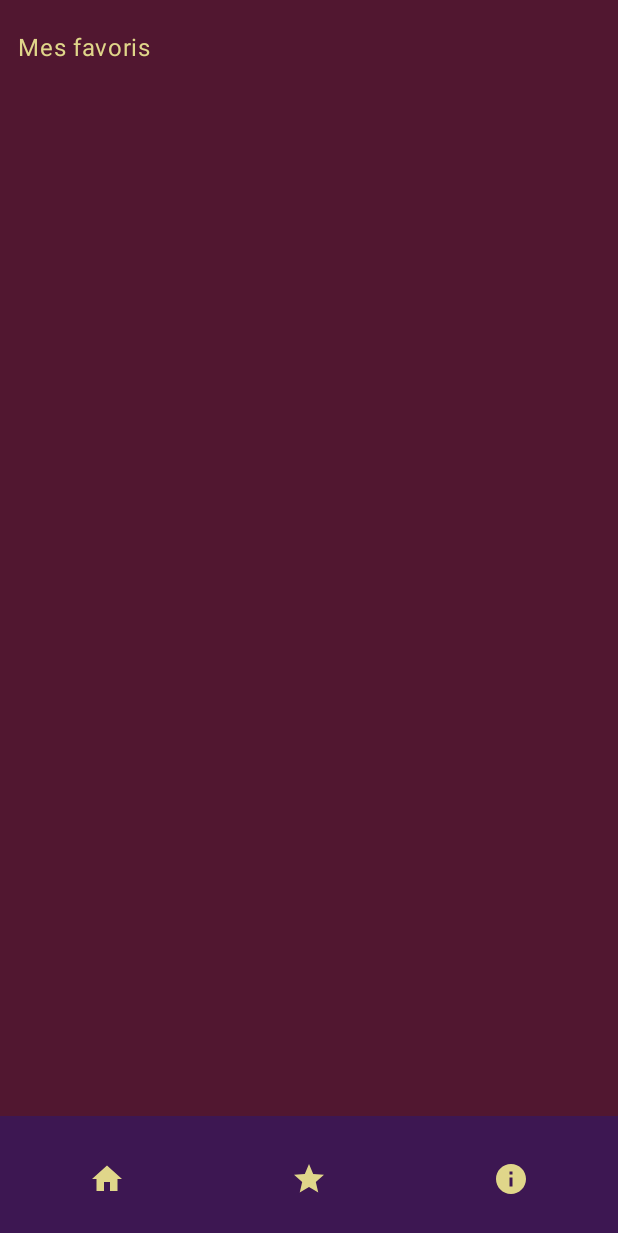
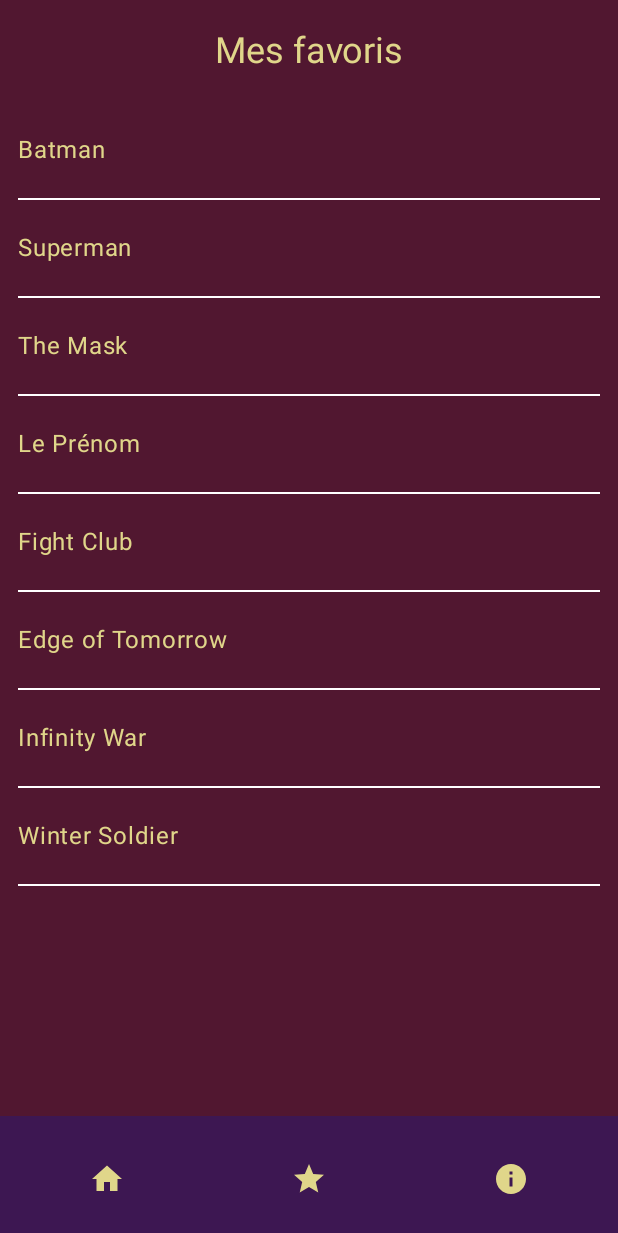
Before and after one commit to Yoogo9z/applimobilefilmprojet, an Android app built with Jetpack Compose: the @Preview function MoviePreview, on a phone screen of 412 x 824 dp. Shown: the top 1233 px of the screen. Run offline under Robolectric (Android 15) with nearby library versions, the phone set to English and light mode, and no system bars.

```diff
--- a/app/build.gradle.kts
+++ b/app/build.gradle.kts
@@ -70,6 +70,6 @@ dependencies {
     androidTestImplementation(libs.androidx.ui.test.junit4)
     debugImplementation(libs.androidx.ui.tooling)
     debugImplementation(libs.androidx.ui.test.manifest)
-
-
+    implementation("com.squareup.retrofit2:retrofit:2.9.0")
+    implementation("com.squareup.retrofit2:converter-gson:2.9.0")
 }
--- a/app/src/main/java/com/example/applimobilefilm/GestionActivity.kt
+++ b/app/src/main/java/com/example/applimobilefilm/GestionActivity.kt
@@ -4,24 +4,31 @@ import android.os.Bundle
 import androidx.activity.enableEdgeToEdge
 import androidx.appcompat.app.AppCompatActivity
 import androidx.compose.foundation.background
+import androidx.compose.foundation.border
 import androidx.compose.foundation.layout.Box
 import androidx.compose.foundation.layout.Column
+import androidx.compose.foundation.layout.Spacer
 import androidx.compose.foundation.layout.fillMaxHeight
 import androidx.compose.foundation.layout.fillMaxSize
 import androidx.compose.foundation.layout.fillMaxWidth
+import androidx.compose.foundation.layout.height
 import androidx.compose.foundation.layout.padding
 import androidx.compose.material3.Scaffold
 import androidx.compose.material3.Text
 import androidx.compose.runtime.Composable
+import androidx.compose.ui.Alignment
 import androidx.compose.ui.Modifier
 import androidx.compose.ui.graphics.Color
-import androidx.compose.ui.platform.LocalContext
+import androidx.compose.ui.graphics.RectangleShape
+import androidx.compose.ui.graphics.Shape
 import androidx.compose.ui.tooling.preview.Preview
 import androidx.compose.ui.unit.dp
+import androidx.compose.ui.unit.sp
 import androidx.core.view.ViewCompat
 import androidx.core.view.WindowInsetsCompat
 import com.example.applimobilefilm.components.BottomBar
 import com.example.applimobilefilm.ui.theme.ApplimobilefilmTheme
+import java.time.format.TextStyle
 
 class GestionActivity : AppCompatActivity() {
     override fun onCreate(savedInstanceState: Bundle?) {
@@ -53,9 +60,107 @@ fun Favoris(modifier: Modifier = Modifier) {
             ) {
                 Text(
                     modifier = Modifier
-                        .padding(top = 20.dp),
+                        .padding(top = 20.dp, bottom = 20.dp)
+                        .align(Alignment.CenterHorizontally),
+                    style = androidx.compose.ui.text.TextStyle(fontSize = 24.sp),
                     text = "Mes favoris",
                     color = Color(0xFFE0D68A)
+                )
+                Text(
+                    modifier = Modifier
+                        .padding(top = 20.dp, bottom = 20.dp),
+                    text = "Batman",
+                    color = Color(0xFFE0D68A)
+                )
+                Spacer(
+                    modifier = Modifier
+                        .height(1.dp)
+                        .fillMaxWidth()
+                        .background(color = Color.White)
+                )
+                Text(
+                    modifier = Modifier
+                        .padding(top = 20.dp, bottom = 20.dp),
+                    text = "Superman",
+                    color = Color(0xFFE0D68A)
+                )
+                Spacer(
+                    modifier = Modifier
+                        .height(1.dp)
+                        .fillMaxWidth()
+                        .background(color = Color.White)
+                )
+                Text(
+                    modifier = Modifier
+                        .padding(top = 20.dp, bottom = 20.dp),
+                    text = "The Mask",
+                    color = Color(0xFFE0D68A)
+                )
+                Spacer(
+                    modifier = Modifier
+                        .height(1.dp)
+                        .fillMaxWidth()
+                        .background(color = Color.White)
+                )
+                Text(
+                    modifier = Modifier
+                        .padding(top = 20.dp, bottom = 20.dp),
+                    text = "Le Prénom",
+                    color = Color(0xFFE0D68A)
+                )
+                Spacer(
+                    modifier = Modifier
+                        .height(1.dp)
+                        .fillMaxWidth()
+                        .background(color = Color.White)
+                )
+                Text(
+                    modifier = Modifier
+                        .padding(top = 20.dp, bottom = 20.dp),
+                    text = "Fight Club",
+                    color = Color(0xFFE0D68A)
+                )
+                Spacer(
+                    modifier = Modifier
+                        .height(1.dp)
+                        .fillMaxWidth()
+                        .background(color = Color.White)
+                )
+                Text(
+                    modifier = Modifier
+                        .padding(top = 20.dp, bottom = 20.dp),
+                    text = "Edge of Tomorrow",
+                    color = Color(0xFFE0D68A)
+                )
+                Spacer(
+                    modifier = Modifier
+                        .height(1.dp)
+                        .fillMaxWidth()
+                        .background(color = Color.White)
+                )
+                Text(
+                    modifier = Modifier
+                        .padding(top = 20.dp, bottom = 20.dp),
+                    text = "Infinity War",
+                    color = Color(0xFFE0D68A)
+                )
+                Spacer(
+                    modifier = Modifier
+                        .height(1.dp)
+                        .fillMaxWidth()
+                        .background(color = Color.White)
+                )
+                Text(
+                    modifier = Modifier
+                        .padding(top = 20.dp, bottom = 20.dp),
+                    text = "Winter Soldier",
+                    color = Color(0xFFE0D68A)
+                )
+                Spacer(
+                    modifier = Modifier
+                        .height(1.dp)
+                        .fillMaxWidth()
+                        .background(color = Color.White)
                 )
             }
         }
@@ -64,7 +169,7 @@ fun Favoris(modifier: Modifier = Modifier) {
 
 @Composable
 fun MoviePreviewContent(onHomeClick: () -> Unit, onStarClick: () -> Unit) {
-    val context = LocalContext.current
+//    val context = LocalContext.current
     ApplimobilefilmTheme {
         Scaffold(
             bottomBar = {
--- /dev/null
+++ b/app/src/main/java/com/example/applimobilefilm/domaine/model/Movie.kt
@@ -0,0 +1,6 @@
+//package com.example.applimobilefilm.domaine.model
+//
+//data class Movie {
+//    val id : Int
+//    val quotes : List<Movie>
+//}
--- /dev/null
+++ b/app/src/main/java/com/example/applimobilefilm/domaine/model/MoviesResponse.kt
@@ -0,0 +1,6 @@
+//package com.example.applimobilefilm.domaine.model
+//
+//data class MoviesResponse {
+//    val movies : List <Movie>
+//    val total : Int
+//}
```
Also changed, not shown: app/src/main/java/com/example/applimobilefilm/MainActivity.kt (+105 -86 lines), app/src/main/java/com/example/applimobilefilm/components/Searchbarwithicon.kt (+31 -2 lines), app/src/main/java/com/example/applimobilefilm/data/MoviesApiClient.kt (added, +18 -0 lines), app/src/main/java/com/example/applimobilefilm/data/datasource/MovieApi.kt (added, +10 -0 lines), 1 other file.
